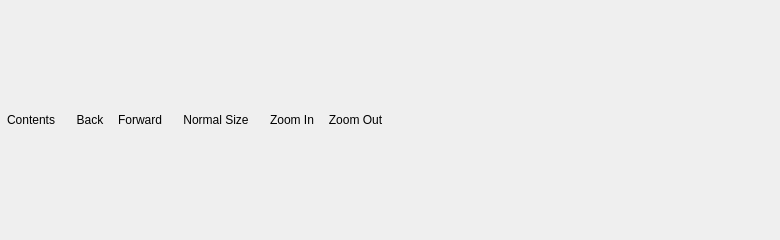
Qt form src/ui/helpwindow.ui (opencor/opencor) before a commit.
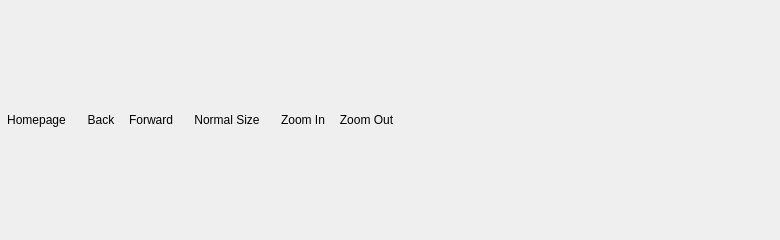
The same form after that commit. Icons and pictures are not drawn.

The edit to the form file:
```diff
--- a/src/ui/helpwindow.ui
+++ b/src/ui/helpwindow.ui
@@ -33,7 +33,7 @@
          <enum>Qt::NoFocus</enum>
         </property>
         <property name="text">
-         <string>Contents</string>
+         <string>Homepage</string>
         </property>
         <property name="iconSize">
          <size>
```
Left out of the diff: 8 changed lines with no effect on the pictures.
